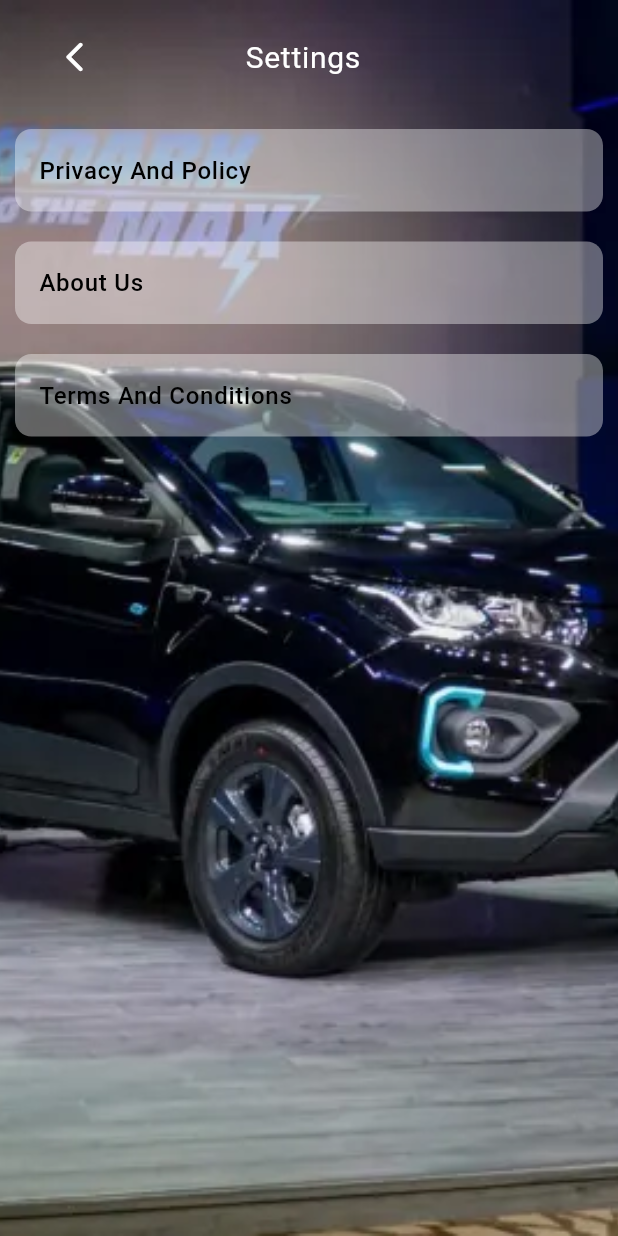
After one commit to safvansafvan/Nexon_ev_booking_app, a Flutter app: the SettingsScreen screen opened directly, on a phone screen of 412 x 824 dp. The commit adds this screen. Run offline on Flutter 3.47's test engine with Material 2 defaults, Android fonts, the light colour scheme and no system bars; our stand-ins replace animated_custom_dropdown, email_validator, font_awesome_flutter, google_nav_bar, google_sign_in, lottie and 2 more; accounts and stored records are empty; network calls fail; project files that could hold a hidden picture were left out.

```diff
--- a/lib/controller/const/string.dart
+++ b/lib/controller/const/string.dart
@@ -11,4 +11,7 @@ class Urls {
   static String otpVerificationAndSignup = "/verify-and-signup";
   static String forgotPassword = "/forgot-password";
   static String verifyAndForgot = "/verify-and-forgot";
+
+//getdealer
+  static String dealer = "/get-dealer";
 }
--- a/lib/main.dart
+++ b/lib/main.dart
@@ -4,6 +4,7 @@ import 'package:bookingapp/controller/providers/login.dart';
 import 'package:bookingapp/controller/providers/otp_provider.dart';
 import 'package:bookingapp/controller/providers/otpverify_signup.dart';
 import 'package:bookingapp/controller/providers/splash.dart';
+import 'package:bookingapp/controller/providers/test_drive_provider.dart';
 import 'package:bookingapp/presentation/splash/splash.dart';
 import 'package:flutter/material.dart';
 import 'package:provider/provider.dart';
@@ -39,6 +40,9 @@ class MyApp extends StatelessWidget {
         ChangeNotifierProvider(
           create: (context) => ForgotPasswordProvider(),
         ),
+        ChangeNotifierProvider(
+          create: (context) => TestDriveBookingProvider(),
+        ),
       ],
       child: MaterialApp(
         debugShowCheckedModeBanner: false,
--- /dev/null
+++ b/lib/model/dealer/dealer_model.dart
@@ -0,0 +1,10 @@
+class Dealer {
+  final String dealerName;
+  final String city;
+
+  Dealer({required this.dealerName, required this.city});
+
+  String get name => dealerName;
+
+  String get location => city;
+}
--- a/lib/presentation/booking/car_booking.dart
+++ b/lib/presentation/booking/car_booking.dart
@@ -5,7 +5,7 @@ class BookingWidget extends StatelessWidget {
 
   @override
   Widget build(BuildContext context) {
-    return Center(
+    return const Center(
       child: Text("datattttt"),
     );
   }
--- a/lib/presentation/home.dart
+++ b/lib/presentation/home.dart
@@ -41,7 +41,8 @@ class _MyHomePageState extends State<MyHomePage> {
           child: Column(
             mainAxisAlignment: MainAxisAlignment.spaceBetween,
             children: [
-              const AppBarWidget(
+              AppBarWidget(
+                menu: true,
                 leading: Icons.menu,
                 title: "Nexon",
                 trailing: Icons.settings,
--- /dev/null
+++ b/lib/presentation/settings/settings.dart
@@ -0,0 +1,108 @@
+import 'package:bookingapp/controller/const/const.dart';
+import 'package:bookingapp/presentation/settings/screens/about_us.dart';
+import 'package:bookingapp/presentation/settings/screens/privacy_and_policy.dart';
+import 'package:bookingapp/presentation/settings/screens/terms_and_conditions.dart';
+import 'package:bookingapp/presentation/widget/app_bar.dart';
+import 'package:flutter/material.dart';
+
+class SettingsScreen extends StatelessWidget {
+  const SettingsScreen({super.key});
+
+  @override
+  Widget build(BuildContext context) {
+    return Scaffold(
+      body: Container(
+        height: double.infinity,
+        width: double.infinity,
+        decoration: const BoxDecoration(
+          image: DecorationImage(
+            fit: BoxFit.cover,
+            image: AssetImage("assets/splash_b.webp"),
+          ),
+        ),
+        child: SafeArea(
+          child: Padding(
+            padding: const EdgeInsets.all(10.0),
+            child: Column(
+              children: [
+                AppBarWidget(
+                    menu: false,
+                    title: "Settings",
+                    leading: Icons.arrow_back_ios_rounded),
+                commonHeight,
+                const SettingsFieldWidget(
+                  title: "Privacy And Policy",
+                  isPrivacyAndPolicy: true,
+                ),
+                commonHeight,
+                const SettingsFieldWidget(
+                  title: "About Us",
+                  isAboutUs: true,
+                ),
+                commonHeight,
+                const SettingsFieldWidget(
+                  title: "Terms And Conditions",
+                  isTerms: true,
+                )
+              ],
+            ),
+          ),
+        ),
+      ),
+    );
+  }
+}
+
+class SettingsFieldWidget extends StatelessWidget {
+  const SettingsFieldWidget(
+      {super.key,
+      this.isAboutUs,
+      this.isTerms,
+      this.isPrivacyAndPolicy,
+      required this.title});
+
+  final String title;
+
+  final bool? isPrivacyAndPolicy;
+  final bool? isAboutUs;
+  final bool? isTerms;
+
+  @override
+  Widget build(BuildContext context) {
+    return Container(
+      height: 55,
+      width: double.infinity,
+      decoration: BoxDecoration(
+        color: Colors.white38,
+        borderRadius: radiusTen,
+      ),
+      child: ListTile(
+        onTap: () {
+          if (isPrivacyAndPolicy == true) {
+            Navigator.of(context).push(
+              MaterialPageRoute(
+                builder: (context) => const PrivacyAndPolicyWidget(),
+              ),
+            );
+          } else if (isAboutUs == true) {
+            Navigator.of(context).push(
+              MaterialPageRoute(
+                builder: (context) => const AboutUs(),
+              ),
+            );
+          } else if (isTerms == true) {
+            Navigator.of(context).push(
+              MaterialPageRoute(
+                builder: (context) => const TermsAndConditions(),
+              ),
+            );
+          }
+        },
+        title: Text(
+          title,
+          style: textStyleFuc(weight: FontWeight.w500, color: kBlack, size: 16),
+        ),
+      ),
+    );
+  }
+}
--- a/lib/presentation/widget/app_bar.dart
+++ b/lib/presentation/widget/app_bar.dart
@@ -1,25 +1,41 @@
 import 'package:bookingapp/controller/const/const.dart';
 import 'package:flutter/material.dart';
 
+// ignore: must_be_immutable
 class AppBarWidget extends StatelessWidget {
-  const AppBarWidget(
-      {super.key, required this.title, required this.leading, this.trailing});
+  AppBarWidget(
+      {super.key,
+      required this.title,
+      required this.leading,
+      this.trailing,
+      required this.menu});
 
   final String title;
   final IconData leading;
   final IconData? trailing;
+
+  bool menu = false;
   @override
   Widget build(BuildContext context) {
     return ListTile(
-      leading: IconButton(
+      leading: menu
+          ? IconButton(
               onPressed: () {
                 Scaffold.of(context).openDrawer();
               },
               icon: Icon(
+                Icons.menu,
+                color: kwhite,
+              ),
+            )
+          : IconButton(
+              onPressed: () {
+                Navigator.of(context).pop();
+              },
+              icon: Icon(
                 leading,
                 color: kwhite,
-        ),
-      ),
+              )),
       title: Center(
         child: Text(
           title,
```
Also changed, not shown: lib/apiservice/api.dart (+32 -34 lines), lib/controller/providers/test_drive_provider.dart (added, +28 -0 lines), lib/presentation/settings/screens/about_us.dart (added, +14 -0 lines), lib/presentation/settings/screens/privacy_and_policy.dart (added, +14 -0 lines), lib/presentation/settings/screens/terms_and_conditions.dart (added, +14 -0 lines), lib/presentation/test_drive_booking/test_booking.dart (+22 -8 lines), lib/presentation/test_drive_booking/widget/drop.dart (added, +61 -0 lines), lib/presentation/widget/drawer.dart (+10 -3 lines). Lines whose indentation alone changed are shown as unchanged.
